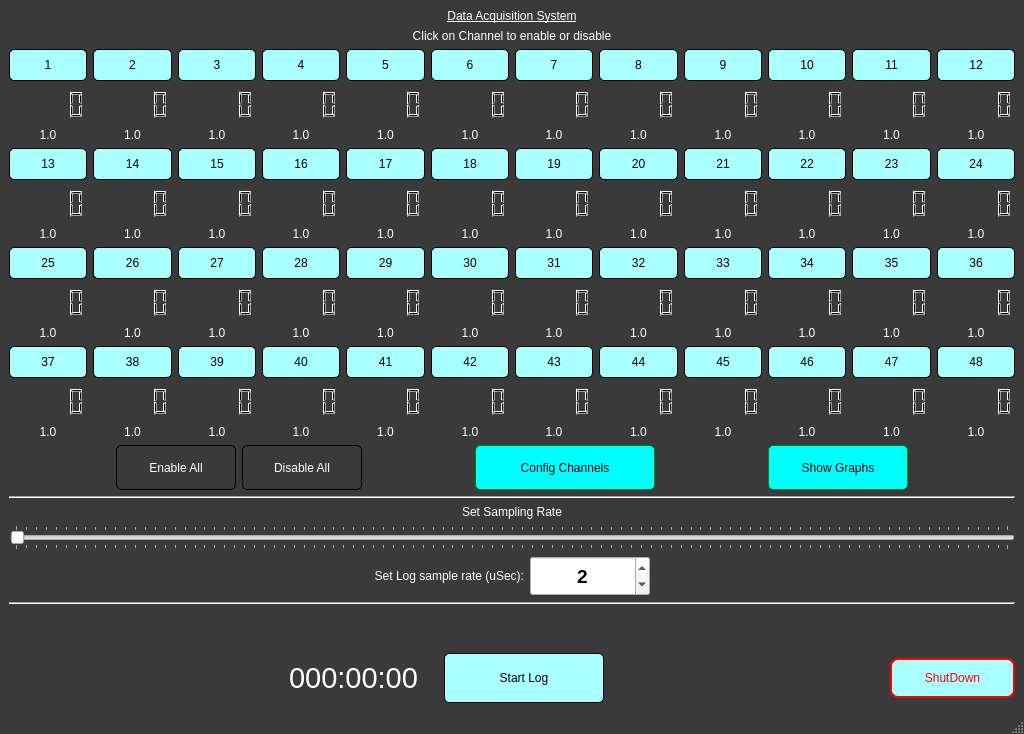
First picture: the form in mainwindow.ui, repository Mubshr07/DAQ, before the edit.
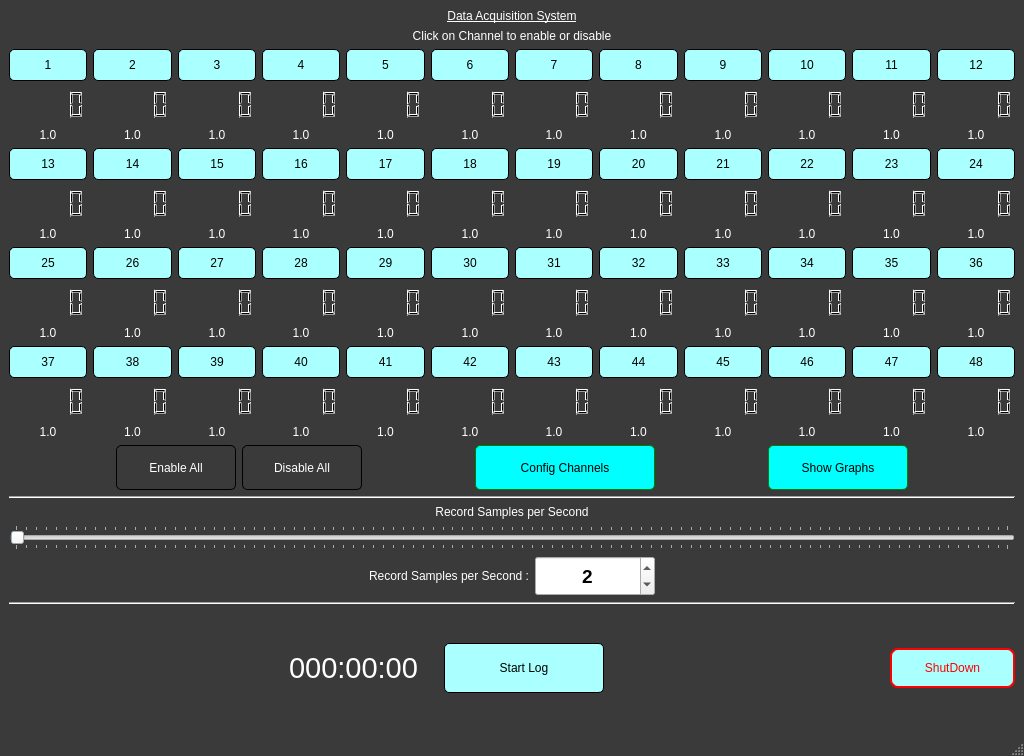
Second picture: the form after the edit.

Diff of the .ui file:
```diff
--- a/mainwindow.ui
+++ b/mainwindow.ui
@@ -7,7 +7,7 @@
     <x>0</x>
     <y>0</y>
     <width>1024</width>
-    <height>734</height>
+    <height>756</height>
    </rect>
   </property>
   <property name="windowTitle">
@@ -2475,7 +2475,7 @@
     <item>
      <widget class="QLabel" name="label_4">
       <property name="text">
-       <string>Set Sampling Rate</string>
+       <string>Record Samples per Second</string>
       </property>
       <property name="alignment">
        <set>Qt::AlignCenter</set>
@@ -2523,7 +2523,7 @@
 color:white;</string>
         </property>
         <property name="text">
-         <string>Set Log sample rate (uSec):</string>
+         <string>Record Samples per Second :</string>
         </property>
         <property name="alignment">
          <set>Qt::AlignRight|Qt::AlignTrailing|Qt::AlignVCenter</set>
@@ -2723,6 +2723,19 @@
       </item>
      </layout>
     </item>
+    <item>
+     <spacer name="verticalSpacer_2">
+      <property name="orientation">
+       <enum>Qt::Vertical</enum>
+      </property>
+      <property name="sizeHint" stdset="0">
+       <size>
+        <width>20</width>
+        <height>40</height>
+       </size>
+      </property>
+     </spacer>
+    </item>
    </layout>
   </widget>
   <widget class="QStatusBar" name="statusbar"/>
```
